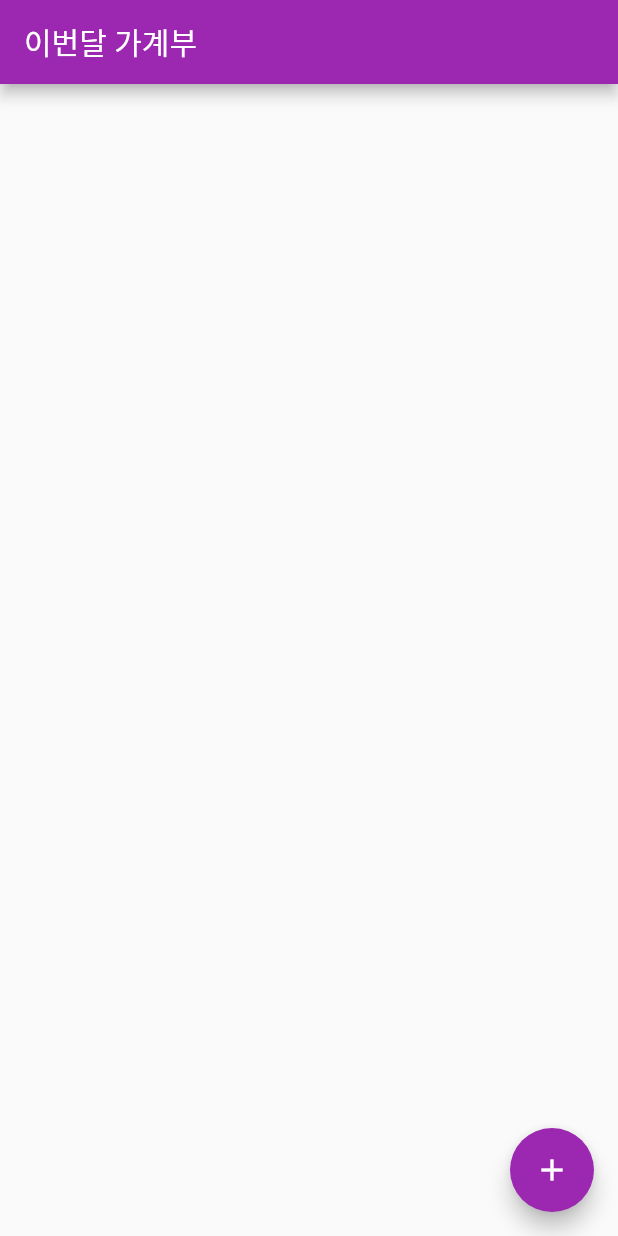
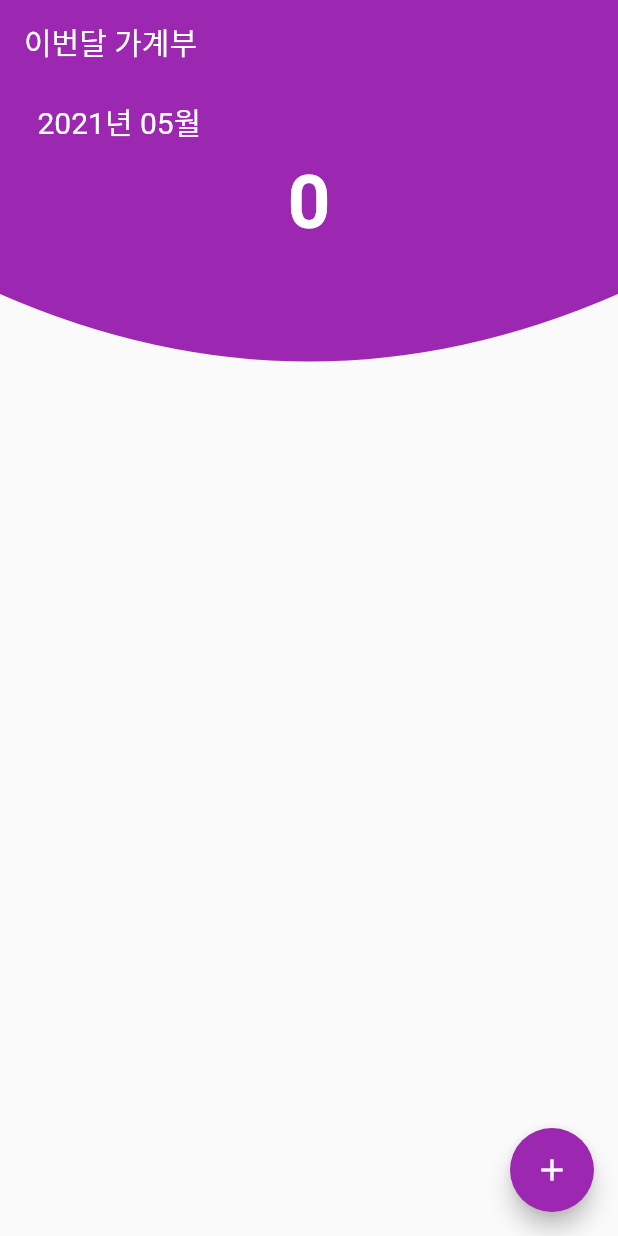
Before and after one commit to tomriddle7/exchange_budget_flutter, a Flutter app: the screen it shows after launch, on a phone screen of 412 x 824 dp. Run offline on Flutter 3.47's test engine with Material 2 defaults, Android fonts, the phone set to English and light mode, and no system bars; drawn by our look-alikes of grouped_list; our stand-ins replace flutter_datetime_picker.

Commit message:
이번달 총금액 계산 추가

```diff
--- a/lib/Task.dart
+++ b/lib/Task.dart
@@ -9,7 +9,7 @@ class TaskModel {
   String getTitle() => _title;
   String getContent() => _content;
   DateTime getDate() => _date;
-  String getMonth() => '${_date.year.toString()}-${_date.month.toString().padLeft(2,'0')}';
+  String getMonth() => '${_date.year.toString()}년 ${_date.month.toString().padLeft(2,'0')}월';
   String getTaskState() => _state == TaskState.PLUS ? '+' : '-';
   String setTitle(String title) => _title = title;
   String setContent(String content) => _content = content;
--- a/lib/TaskProvider.dart
+++ b/lib/TaskProvider.dart
@@ -6,6 +6,25 @@ class TaskProvider with ChangeNotifier {
 
   List<TaskModel> get getTaskList => _taskList;
 
+  String get getCurrentMonth => '${DateTime.now().year.toString()}년 ${DateTime.now().month.toString().padLeft(2,'0')}월';
+
+  int getMonthMoney() {
+    int total = 0;
+    _taskList.forEach((element) {
+      if (element.getMonth() == getCurrentMonth) {
+        switch(element.getTaskState()) {
+          case '+':
+            total += int.parse(element.getContent());
+            break;
+          case '-':
+            total -= int.parse(element.getContent());
+            break;
+        }
+      }
+    });
+    return total;
+  }
+
   void addTask(String title, String content, DateTime date, TaskState _integer) {
     TaskModel newTask = TaskModel(title, content, date, _integer);
     _taskList.add(newTask);
--- a/lib/main.dart
+++ b/lib/main.dart
@@ -1,4 +1,3 @@
-import 'Task.dart';
 import 'CustomDialog.dart';
 import 'package:grouped_list/grouped_list.dart';
 import 'package:flutter/material.dart';
@@ -33,19 +32,55 @@ class TaskPage extends StatelessWidget {
   @override
   Widget build(BuildContext context) {
     final task = Provider.of<TaskProvider>(context);
-    // This method is rerun every time setState is called, for instance as done
-    // by the _incrementCounter method above.
-    //
-    // The Flutter framework has been optimized to make rerunning build methods
-    // fast, so that you can just rebuild anything that needs updating rather
-    // than having to individually change instances of widgets.
     return Scaffold(
       appBar: AppBar(
-        // Here we take the value from the MyHomePage object that was created by
-        // the App.build method, and use it to set our appbar title.
         title: Text(this.title),
+        elevation: 0,
       ),
-      body: _createTodoList(task),
+      body: Column(
+        children: [
+          Stack(
+            children: [
+              ClipPath(
+                clipper: CustomShapeClipper(),
+                child: Container(
+                  height: 200.0,
+                  decoration: BoxDecoration(color: Colors.purple),
+                ),
+              ),
+              Column(
+                children: [
+                  Padding(
+                    padding:
+                        EdgeInsets.symmetric(horizontal: 25.0, vertical: 10.0),
+                    child: Row(
+                      children: [
+                        Text(
+                          task.getCurrentMonth,
+                          style: TextStyle(color: Colors.white, fontSize: 20.0),
+                        ),
+                      ],
+                    ),
+                  ),
+                  Padding(
+                    padding: EdgeInsets.symmetric(horizontal: 25.0),
+                    child: Text(
+                      '${task.getMonthMoney().toString()}',
+                      style: TextStyle(
+                          color: Colors.white,
+                          fontSize: 50.0,
+                          fontWeight: FontWeight.bold),
+                    ),
+                  ),
+                ],
+              ),
+            ],
+          ),
+          Expanded(
+            child: _createTodoList(task),
+          ),
+        ],
+      ),
       floatingActionButton: FloatingActionButton(
         onPressed: () => {
           showDialog(
@@ -56,7 +91,7 @@ class TaskPage extends StatelessWidget {
         },
         tooltip: 'Increment',
         child: Icon(Icons.add),
-      ), // This trailing comma makes auto-formatting nicer for build methods.
+      ),
     );
   }
 
@@ -66,8 +101,8 @@ class TaskPage extends StatelessWidget {
       groupBy: (element) => element.getMonth().toString(),
       groupComparator: (value1, value2) => value2.compareTo(value1),
       itemComparator: (item1, item2) =>
-          item1.getDate().compareTo(item2.getDate()),
-      order: GroupedListOrder.DESC,
+          item2.getDate().compareTo(item1.getDate()),
+      order: GroupedListOrder.ASC,
       useStickyGroupSeparators: true,
       groupSeparatorBuilder: (String value) => Padding(
         padding: const EdgeInsets.all(8.0),
@@ -99,3 +134,19 @@ class TaskPage extends StatelessWidget {
     );
   }
 }
+
+class CustomShapeClipper extends CustomClipper<Path> {
+  @override
+  Path getClip(Size size) {
+    var path = Path();
+
+    path.lineTo(0.0, 340.0 - 200);
+    path.quadraticBezierTo(size.width / 2, 230, size.width, 340.0 - 200);
+    path.lineTo(size.width, 0.0);
+    path.close();
+    return path;
+  }
+
+  @override
+  bool shouldReclip(CustomClipper<Path> oldClipper) => true;
+}
```
